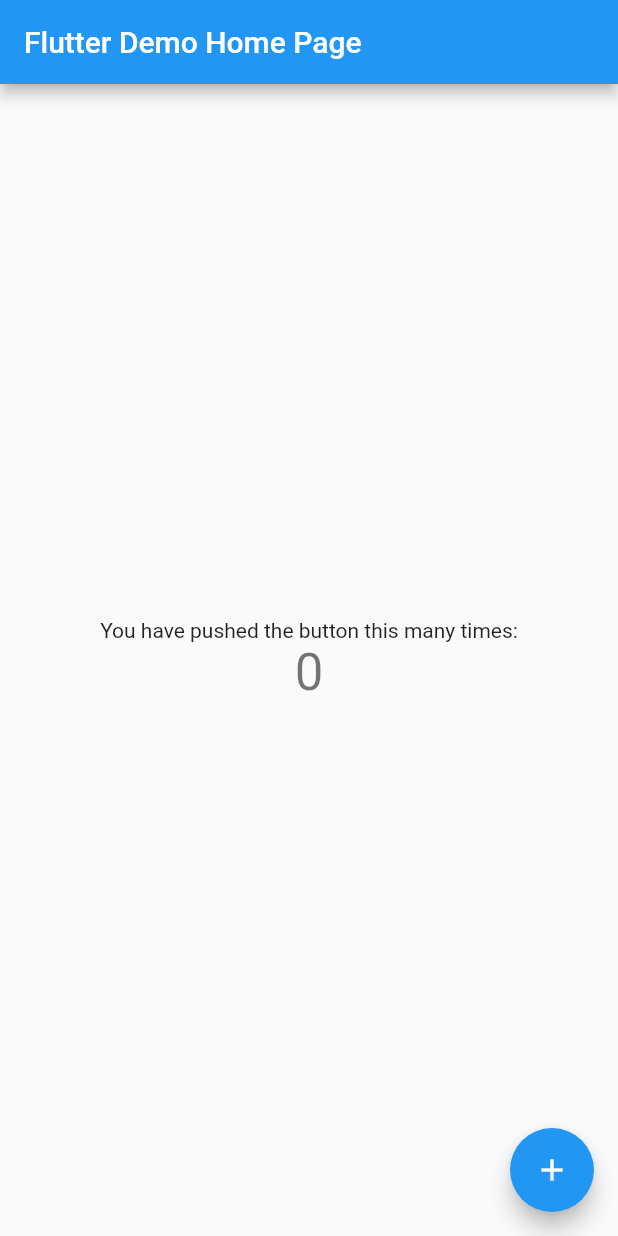
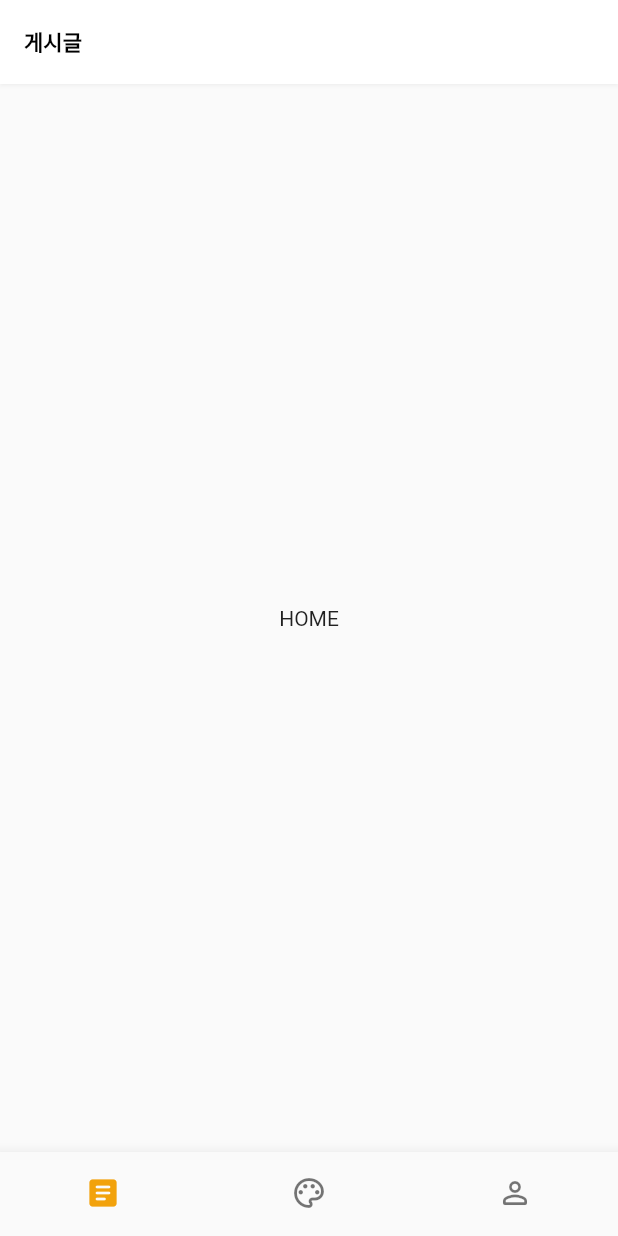
Before and after one commit to lRuRl/idea-concert, a Flutter app: the screen it shows after launch, on a phone screen of 412 x 824 dp. Run offline on Flutter 3.47's test engine with Material 2 defaults, Android fonts, the phone set to English and light mode, and no system bars.

Commit message:
App Layout init.

```diff
--- /dev/null
+++ b/iruri/lib/components/navigation.dart
@@ -0,0 +1,12 @@
+import 'package:flutter/material.dart';
+
+// light gray 색 구분선
+const Widget divider = Divider(color: Color(0xFFEEEEEE), thickness: 1);
+
+// ignore: slash_for_doc_comments
+/**
+ *  BottomNavigationBar
+ *  HOME : 매칭이 이루어지는 탭
+ *  STATE : 매칭 현황을 볼 수 있는 탭
+ *  PERSONAL : 개인 설정을 할 수 있는 탭
+ */
--- /dev/null
+++ b/iruri/lib/components/palette.dart
@@ -0,0 +1,6 @@
+import 'package:flutter/material.dart';
+
+const Color themeLighyOrange = Color.fromRGBO(242, 162, 12, 1);
+const Color themeDeepBlue = Color.fromRGBO(27, 48, 89, 1);
+const Color themeLightGrayOpacity20 = Color.fromRGBO(196, 196, 196, 0.13);
+const Color themeGrayText = Color.fromRGBO(119,119,119,0.9);
--- /dev/null
+++ b/iruri/lib/components/typhography.dart
@@ -0,0 +1,13 @@
+import 'package:flutter/material.dart';
+
+TextStyle bottomNavigationLabelTextStyle = TextStyle(
+  fontSize: 12.0,
+
+);
+
+// app bar title
+TextStyle appBarTitleTextStyle = TextStyle(
+  fontSize: 14.0,
+  fontWeight: FontWeight.bold,
+  color: Colors.black
+);
--- a/iruri/lib/main.dart
+++ b/iruri/lib/main.dart
@@ -1,113 +1,18 @@
 import 'package:flutter/material.dart';
+// routes
+import 'package:iruri/routes.dart';
 
 void main() {
   runApp(MyApp());
 }
 
 class MyApp extends StatelessWidget {
-  // This widget is the root of your application.
   @override
   Widget build(BuildContext context) {
     return MaterialApp(
-      title: 'Flutter Demo',
-      theme: ThemeData(
-        // This is the theme of your application.
-        //
-        // Try running your application with "flutter run". You'll see the
-        // application has a blue toolbar. Then, without quitting the app, try
-        // changing the primarySwatch below to Colors.green and then invoke
-        // "hot reload" (press "r" in the console where you ran "flutter run",
-        // or simply save your changes to "hot reload" in a Flutter IDE).
-        // Notice that the counter didn't reset back to zero; the application
-        // is not restarted.
-        primarySwatch: Colors.blue,
-      ),
-      home: MyHomePage(title: 'Flutter Demo Home Page'),
+      // 우측 상단에 DEBUG 표시 제거
+      debugShowCheckedModeBanner: false,
+      home: Routes(),
     );
   }
 }
-
-class MyHomePage extends StatefulWidget {
-  MyHomePage({Key key, this.title}) : super(key: key);
-
-  // This widget is the home page of your application. It is stateful, meaning
-  // that it has a State object (defined below) that contains fields that affect
-  // how it looks.
-
-  // This class is the configuration for the state. It holds the values (in this
-  // case the title) provided by the parent (in this case the App widget) and
-  // used by the build method of the State. Fields in a Widget subclass are
-  // always marked "final".
-
-  final String title;
-
-  @override
-  _MyHomePageState createState() => _MyHomePageState();
-}
-
-class _MyHomePageState extends State<MyHomePage> {
-  int _counter = 0;
-
-  void _incrementCounter() {
-    setState(() {
-      // This call to setState tells the Flutter framework that something has
-      // changed in this State, which causes it to rerun the build method below
-      // so that the display can reflect the updated values. If we changed
-      // _counter without calling setState(), then the build method would not be
-      // called again, and so nothing would appear to happen.
-      _counter++;
-    });
-  }
-
-  @override
-  Widget build(BuildContext context) {
-    // This method is rerun every time setState is called, for instance as done
-    // by the _incrementCounter method above.
-    //
-    // The Flutter framework has been optimized to make rerunning build methods
-    // fast, so that you can just rebuild anything that needs updating rather
-    // than having to individually change instances of widgets.
-    return Scaffold(
-      appBar: AppBar(
-        // Here we take the value from the MyHomePage object that was created by
-        // the App.build method, and use it to set our appbar title.
-        title: Text(widget.title),
-      ),
-      body: Center(
-        // Center is a layout widget. It takes a single child and positions it
-        // in the middle of the parent.
-        child: Column(
-          // Column is also a layout widget. It takes a list of children and
-          // arranges them vertically. By default, it sizes itself to fit its
-          // children horizontally, and tries to be as tall as its parent.
-          //
-          // Invoke "debug painting" (press "p" in the console, choose the
-          // "Toggle Debug Paint" action from the Flutter Inspector in Android
-          // Studio, or the "Toggle Debug Paint" command in Visual Studio Code)
-          // to see the wireframe for each widget.
-          //
-          // Column has various properties to control how it sizes itself and
-          // how it positions its children. Here we use mainAxisAlignment to
-          // center the children vertically; the main axis here is the vertical
-          // axis because Columns are vertical (the cross axis would be
-          // horizontal).
-          mainAxisAlignment: MainAxisAlignment.center,
-          children: <Widget>[
-            Text(
-              'You have pushed the button this many times:',
-            ),
-            Text(
-              '$_counter',
-              style: Theme.of(context).textTheme.headline4,
-            ),
-          ],
-        ),
-      ),
-      floatingActionButton: FloatingActionButton(
-        onPressed: _incrementCounter,
-        tooltip: 'Increment',
-        child: Icon(Icons.add),
-      ), // This trailing comma makes auto-formatting nicer for build methods.
-    );
-  }
-}
--- /dev/null
+++ b/iruri/lib/pages/home/home.dart
@@ -0,0 +1,18 @@
+import 'package:flutter/material.dart';
+import 'package:iruri/components/navigation.dart';
+
+class HomePage extends StatefulWidget {
+  @override
+  _HomePageState createState() => _HomePageState();
+}
+
+class _HomePageState extends State<HomePage> {
+  ScrollController scrollController = new ScrollController();
+
+  @override
+  Widget build(BuildContext context) {
+    return Container(
+      child: Text("HOME"),
+    );
+  }
+}
--- /dev/null
+++ b/iruri/lib/pages/personal/personal.dart
@@ -0,0 +1,18 @@
+import 'package:flutter/material.dart';
+import 'package:iruri/components/navigation.dart';
+
+class PersonalPage extends StatefulWidget {
+  @override
+  _PersonalPageState createState() => _PersonalPageState();
+}
+
+class _PersonalPageState extends State<PersonalPage> {
+ ScrollController scrollController = new ScrollController();
+
+  @override
+  Widget build(BuildContext context) {
+    return Container(
+      child: Text("PERSONAL"),
+    );
+  }
+}
--- /dev/null
+++ b/iruri/lib/pages/state/state.dart
@@ -0,0 +1,18 @@
+import 'package:flutter/material.dart';
+import 'package:iruri/components/navigation.dart';
+
+class StatePage extends StatefulWidget {
+  @override
+  _StatePageState createState() => _StatePageState();
+}
+
+class _StatePageState extends State<StatePage> {
+  ScrollController scrollController = new ScrollController();
+
+  @override
+  Widget build(BuildContext context) {
+    return Container(
+      child: Text("STATE"),
+    );
+  }
+}
--- /dev/null
+++ b/iruri/lib/routes.dart
@@ -0,0 +1,102 @@
+import 'package:flutter/material.dart';
+// components
+import 'package:iruri/components/navigation.dart';
+import 'package:iruri/components/palette.dart';
+import 'package:iruri/components/typhography.dart';
+// pages
+import 'package:iruri/pages/home/home.dart';
+import 'package:iruri/pages/personal/personal.dart';
+import 'package:iruri/pages/state/state.dart';
+
+// ignore: slash_for_doc_comments
+/**
+ *  Routes
+ *  HOME : 매칭이 이루어지는 탭
+ *  STATE : 매칭 현황을 볼 수 있는 탭
+ *  PERSONAL : 개인 설정을 할 수 있는 탭
+ *
+ *  page route를 위해서 StatefulWidget으로 구현
+ */
+class Routes extends StatefulWidget {
+  @override
+  _RoutesState createState() => _RoutesState();
+}
+
+class _RoutesState extends State<Routes> {
+  // page route
+  var page = [
+    {'name': '게시글', 'page': HomePage()},
+    {'name': '매칭현황', 'page': StatePage()},
+    {'name': '내정보', 'page': PersonalPage()}
+  ];
+
+  // current page index
+  var currentPageIndex;
+
+  @override
+  void initState() {
+    super.initState();
+    currentPageIndex = 0;
+  }
+
+  @override
+  Widget build(BuildContext context) {
+    return Scaffold(
+        // APP BAR : Top of application
+        appBar: appBar(),
+        // body
+        body: Center(
+          child: page[currentPageIndex]['page'],
+        ),
+        bottomNavigationBar: bottomNavigationBar());
+  }
+
+  /*
+   *  Flutter 에서 제공해주는 AppBar를 사용
+   *    탭 이동마다 맨 위 제목이 바뀌게 설정 - 2021.04.09
+   */
+  AppBar appBar() {
+    return AppBar(
+      title: Text(page[currentPageIndex]['name'], style: appBarTitleTextStyle),
+      backgroundColor: Colors.white,
+      shadowColor: themeLightGrayOpacity20,
+      elevation: 1.0, // less shadow
+    );
+  }
+
+  /*
+   *  Flutter 에서 제공해주는 BottomNavigationBar를 사용
+   *  현재 각 label은 안보이게 설정하였음 - 2021.04.08
+   */
+  BottomNavigationBar bottomNavigationBar() {
+    return BottomNavigationBar(
+      items: [  // 왼쪽부터 나열 됩니다.
+        BottomNavigationBarItem(
+            icon: Icon(Icons.article_outlined),
+            activeIcon: Icon(Icons.article_rounded),
+            label: 'Home'),
+        BottomNavigationBarItem(
+            icon: Icon(Icons.palette_outlined),
+            activeIcon: Icon(Icons.palette_rounded),
+            label: 'Match'),
+        BottomNavigationBarItem(
+            icon: Icon(Icons.person_outline_rounded),
+            activeIcon: Icon(Icons.person),
+            label: 'My')
+      ],
+      onTap: (index) {
+        // page index 변경
+        setState(() {
+          currentPageIndex = index;
+        });
+      },
+      // hide all labels
+      showSelectedLabels: false,
+      showUnselectedLabels: false,
+      // Icon settings
+      selectedItemColor: themeLighyOrange,
+      // set current index of page for selectedItemColor
+      currentIndex: currentPageIndex,
+    );
+  }
+}
--- a/iruri/pubspec.yaml
+++ b/iruri/pubspec.yaml
@@ -21,6 +21,8 @@ environment:
   sdk: ">=2.7.0 <3.0.0"
 
 dependencies:
+  animations: ^2.0.0
+
   flutter:
     sdk: flutter
 
```
Also changed, not shown: iruri/pubspec.lock.
